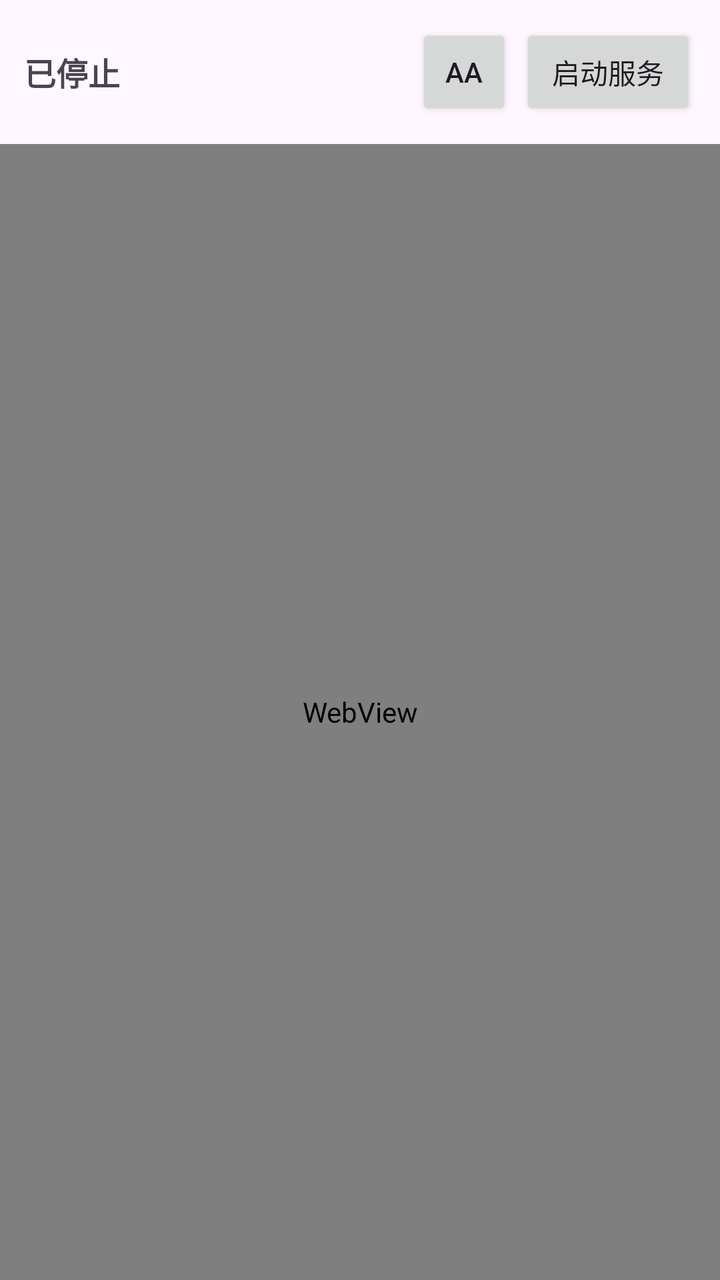
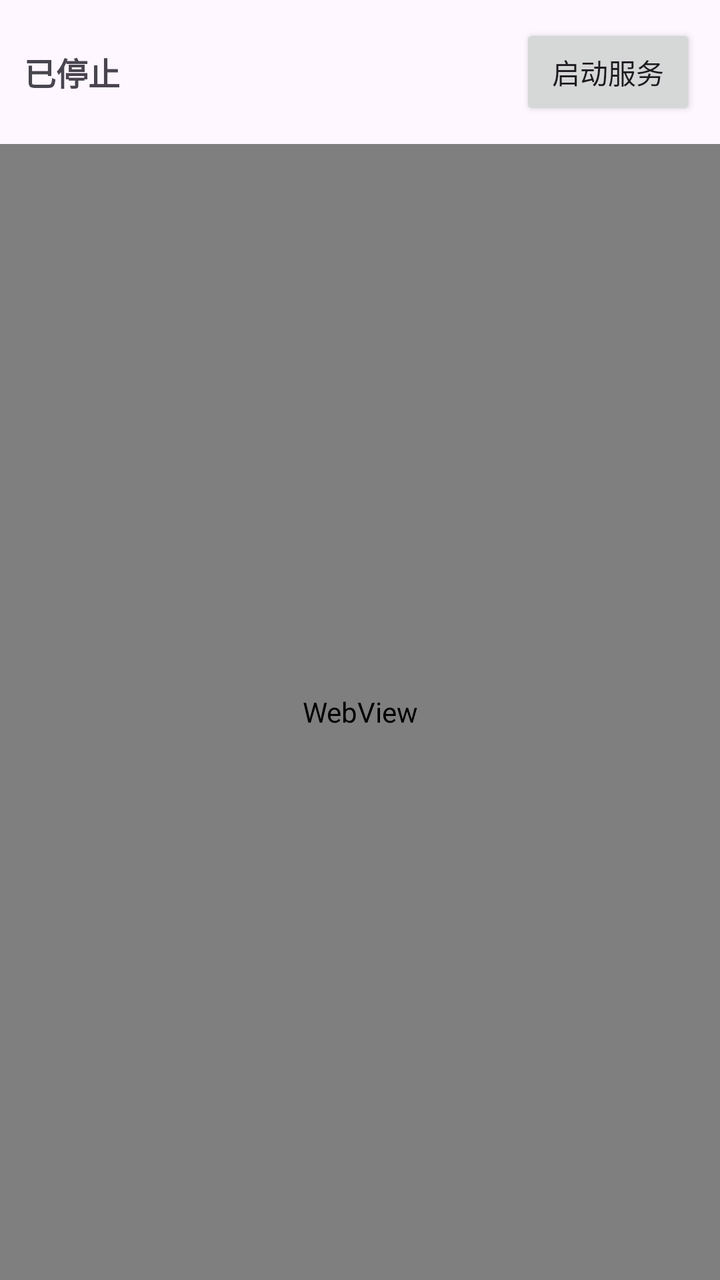

Screens rendered from an Android XML layout before and after an edit, with the pre-edit source and the edit as a unified diff.
<!-- AndroidManifest.xml: application theme Theme.OctopusApp -->
<!-- res/layout/activity_main.xml -->
<?xml version="1.0" encoding="utf-8"?>
<LinearLayout xmlns:android="http://schemas.android.com/apk/res/android"
    android:layout_width="match_parent"
    android:layout_height="match_parent"
    android:orientation="vertical">

    <LinearLayout
        android:layout_width="match_parent"
        android:layout_height="wrap_content"
        android:orientation="horizontal"
        android:padding="12dp"
        android:gravity="center_vertical">

        <TextView
            android:id="@+id/tvStatus"
            android:layout_width="0dp"
            android:layout_height="wrap_content"
            android:layout_weight="1"
            android:text="已停止"
            android:textSize="16sp"
            android:textStyle="bold" />

        <TextView
            android:id="@+id/tvPort"
            android:layout_width="wrap_content"
            android:layout_height="wrap_content"
            android:layout_marginEnd="8dp"
            android:textSize="13sp" />

        <Button
            android:id="@+id/btnFont"
            android:layout_width="wrap_content"
            android:layout_height="wrap_content"
            android:layout_marginEnd="4dp"
            android:text="Aa"
            android:textSize="14sp"
            android:minWidth="48dp"
            android:contentDescription="字体大小" />

        <Button
            android:id="@+id/btnToggle"
            android:layout_width="wrap_content"
            android:layout_height="wrap_content"
            android:text="启动服务" />
    </LinearLayout>

    <WebView
        android:id="@+id/webView"
        android:layout_width="match_parent"
        android:layout_height="0dp"
        android:layout_weight="1" />
</LinearLayout>
<!-- resources referenced by this layout -->
<resources>
  <style name="Theme.OctopusApp" parent="Theme.Material3.DayNight.NoActionBar">
          <item name="android:statusBarColor">?attr/colorPrimary</item>
      </style>
</resources>

<!-- the commit's change to res/layout/activity_main.xml (unified diff, before → after) -->
@@ -24,18 +24,8 @@
             android:id="@+id/tvPort"
             android:layout_width="wrap_content"
             android:layout_height="wrap_content"
-            android:layout_marginEnd="8dp"
+            android:layout_marginEnd="12dp"
             android:textSize="13sp" />
-
-        <Button
-            android:id="@+id/btnFont"
-            android:layout_width="wrap_content"
-            android:layout_height="wrap_content"
-            android:layout_marginEnd="4dp"
-            android:text="Aa"
-            android:textSize="14sp"
-            android:minWidth="48dp"
-            android:contentDescription="字体大小" />
 
         <Button
             android:id="@+id/btnToggle"
